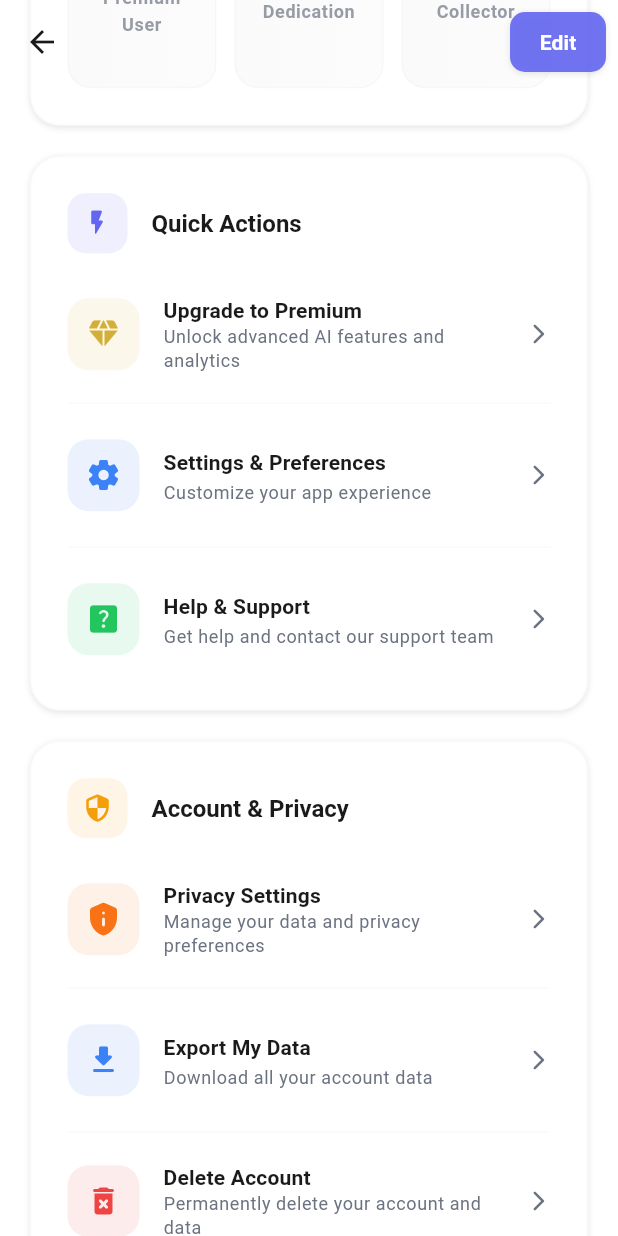
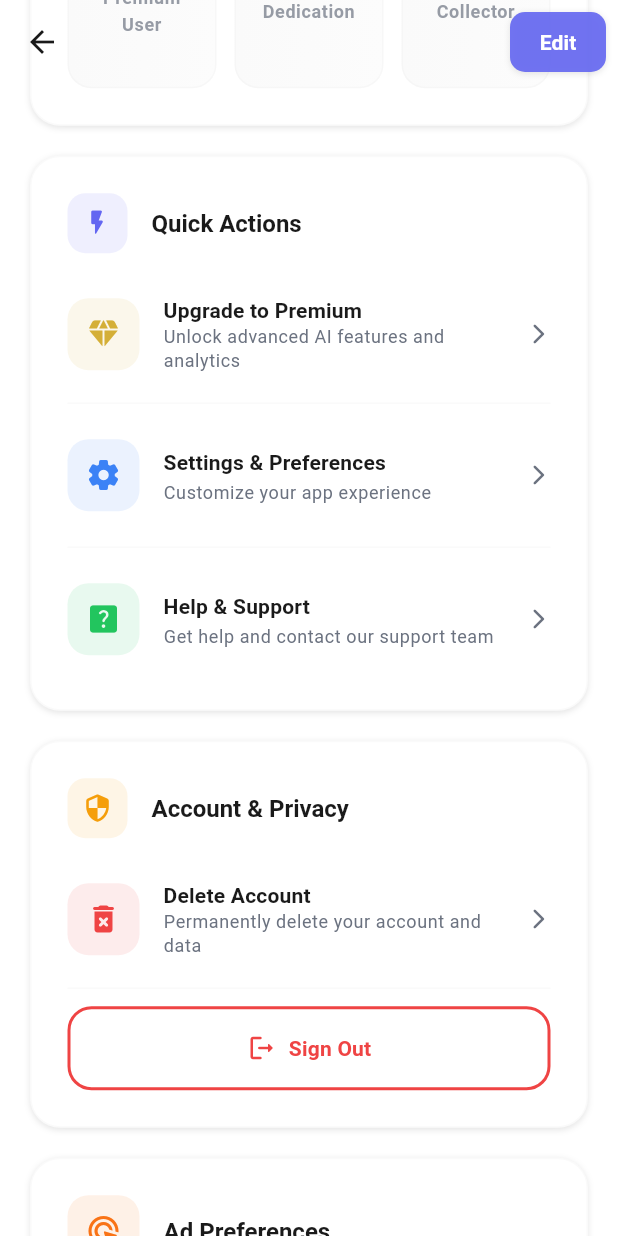
Before and after one commit to Modexanderson/ai_vision_pro, a Flutter app: the ProfileScreen screen opened by its route, scrolled down 1152 dp, on a phone screen of 412 x 824 dp. Run offline on Flutter 3.47's test engine with Material 3 defaults, Android fonts, the phone set to English and light mode, and no system bars; drawn by our look-alikes of flutter_animate; our stand-ins replace audioplayers, camera, carousel_slider, cloud_firestore, csv, dio and 27 more; missing offline and left inert: google_ml_kit, translator; accounts and stored records are empty; generated files the repository leaves out were written again; Roboto replaces fonts that are missing (Poppins).

Commit message:
concluded bug fixes

```diff
--- a/lib/constants/ad_unit_ids.dart
+++ b/lib/constants/ad_unit_ids.dart
@@ -12,8 +12,9 @@ class AdUnitIds {
   }
 
   // Environment-based configuration
-  static bool get _useTestAds =>
-      _isDebugMode || dotenv.env['ENVIRONMENT'] == 'development';
+  // static bool get _useTestAds =>
+  //     _isDebugMode || dotenv.env['ENVIRONMENT'] == 'development';
+  static bool get _useTestAds => dotenv.env['ENVIRONMENT'] == 'development';
 
   // ============================================================================
   // BANNER AD UNIT IDS
--- a/lib/screens/profile_screen.dart
+++ b/lib/screens/profile_screen.dart
@@ -1498,30 +1498,30 @@ class _ProfileScreenState extends ConsumerState<ProfileScreen>
               ),
             ),
           ] else ...[
-            _buildActionTile(
-              'Privacy Settings',
-              'Manage your data and privacy preferences',
-              Icons.privacy_tip_rounded,
-              AppTheme.warningColor,
-              () {
-                HapticFeedback.lightImpact();
-                _openPrivacySettings();
-              },
-              theme,
-            ),
-            _buildDivider(theme),
-            _buildActionTile(
-              'Export My Data',
-              'Download all your account data',
-              Icons.download_rounded,
-              AppTheme.infoColor,
-              () {
-                HapticFeedback.lightImpact();
-                _exportUserData();
-              },
-              theme,
-            ),
-            _buildDivider(theme),
+            // _buildActionTile(
+            //   'Privacy Settings',
+            //   'Manage your data and privacy preferences',
+            //   Icons.privacy_tip_rounded,
+            //   AppTheme.warningColor,
+            //   () {
+            //     HapticFeedback.lightImpact();
+            //     _openPrivacySettings();
+            //   },
+            //   theme,
+            // ),
+            // _buildDivider(theme),
+            // _buildActionTile(
+            //   'Export My Data',
+            //   'Download all your account data',
+            //   Icons.download_rounded,
+            //   AppTheme.infoColor,
+            //   () {
+            //     HapticFeedback.lightImpact();
+            //     _exportUserData();
+            //   },
+            //   theme,
+            // ),
+            // _buildDivider(theme),
             _buildActionTile(
               'Delete Account',
               'Permanently delete your account and data',
```
Also changed, not shown: pubspec.lock.
